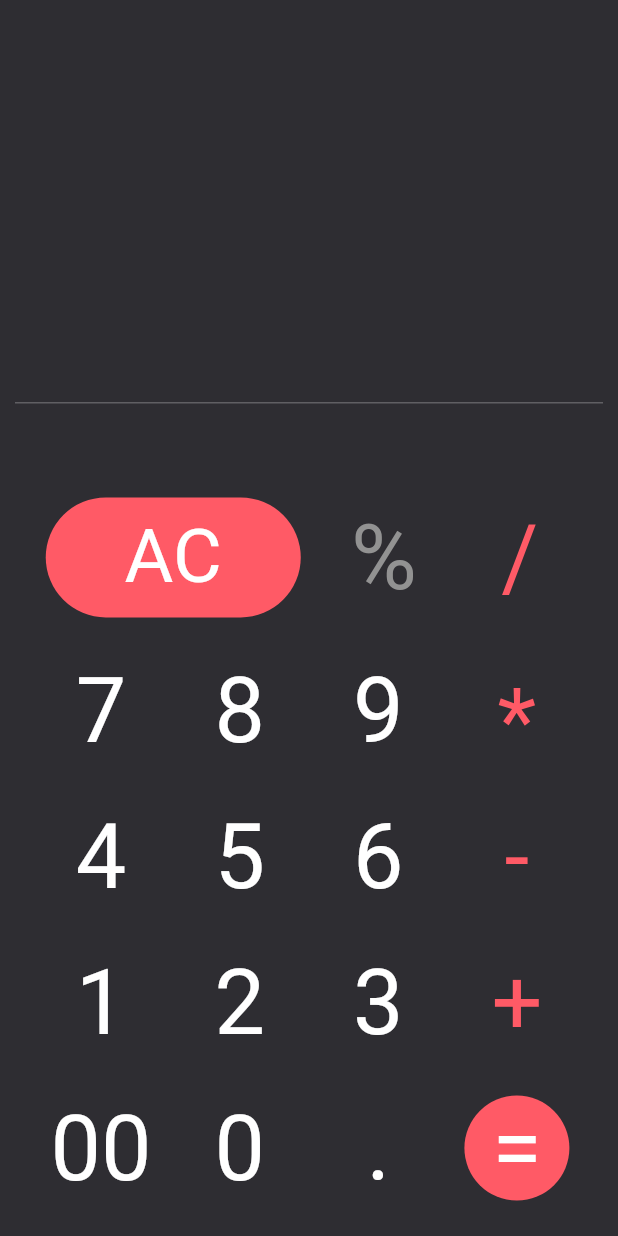
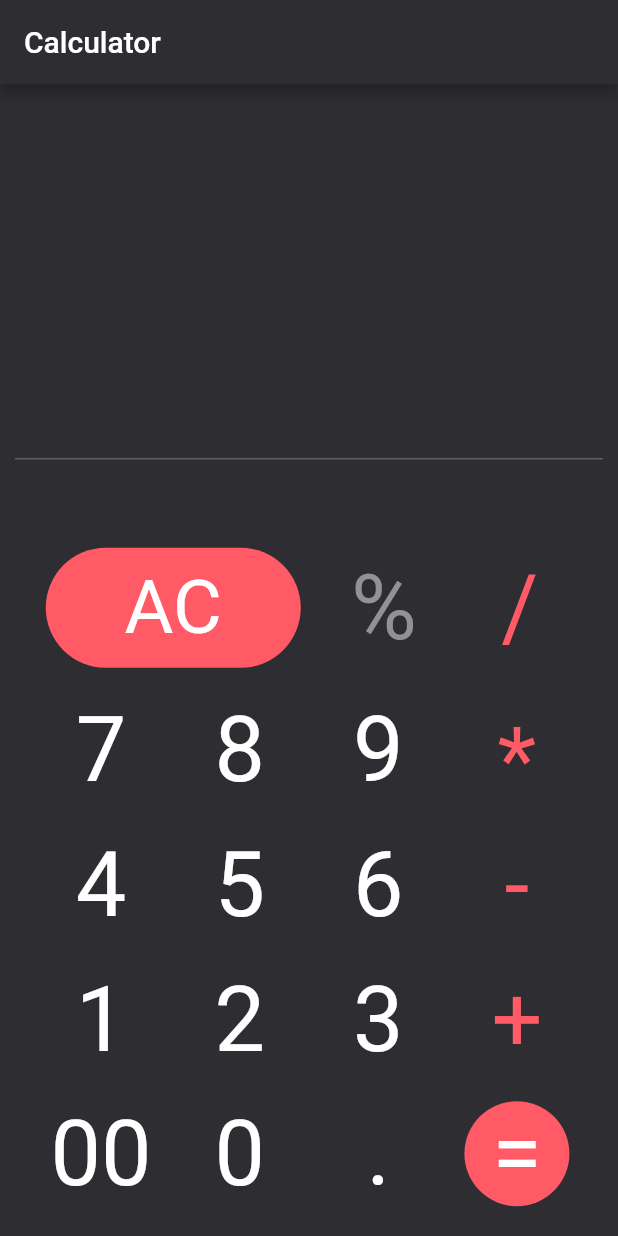
Before and after one commit to MrToxicDeveloper/CalculatorApp, a Flutter app: the screen it shows after launch, on a phone screen of 412 x 824 dp. Run offline on Flutter 3.47's test engine with Material 2 defaults, Android fonts, the phone set to English and light mode, and no system bars.

Commit message:
30/12/2022

```diff
--- a/lib/homePage.dart
+++ b/lib/homePage.dart
@@ -9,20 +9,24 @@ class code extends StatefulWidget {
 }
 
 class _codeState extends State<code> {
-  String v = "",
-      b = "",
-      c = "",
-      o = "",
-      ans = "";
+  String v = "", b = "", c = "", o = "", ans = "";
 
-  int fi = 0,
-      di = 0;
+  int fi = 0, di = 0;
 
   @override
   Widget build(BuildContext context) {
     return SafeArea(
         child: Scaffold(
       backgroundColor: Color(0xff2e2d32),
+      appBar: AppBar(
+        backgroundColor: Color(0xff2e2d32),
+        title: Text(
+          "Calculator",
+          style: TextStyle(
+            color: Colors.white,
+          ),
+        ),
+      ),
       body: Column(
         children: [
           Expanded(
@@ -62,16 +66,15 @@ class _codeState extends State<code> {
                       ),
                     ],
                   ),
-                      SizedBox(height: 20,),
-                      Text("$ans",
-                        style: TextStyle(
-                            fontSize: 70,
-                            color: Colors.white
+                  SizedBox(
+                    height: 20,
                   ),
+                  Text(
+                    "$ans",
+                    style: TextStyle(fontSize: 70, color: Colors.white),
                   ),
                 ],
               ),
-
             ),
           ),
           Expanded(
@@ -585,17 +588,13 @@ class _codeState extends State<code> {
                             di = int.parse(b);
                             if (o == "+") {
                               ans = "= ${fi + di}";
-                                }
-                                else if (o == "-") {
+                            } else if (o == "-") {
                               ans = "= ${fi - di}";
-                                }
-                                else if (o == "*") {
+                            } else if (o == "*") {
                               ans = "= ${fi * di}";
-                                }
-                                else if (o == "/") {
+                            } else if (o == "/") {
                               ans = "= ${fi / di}";
-                                }
-                                else if (o == "%") {
+                            } else if (o == "%") {
                               ans = "= ${fi % di}";
                             }
                           });
```
Lines whose indentation alone changed are shown as unchanged.
